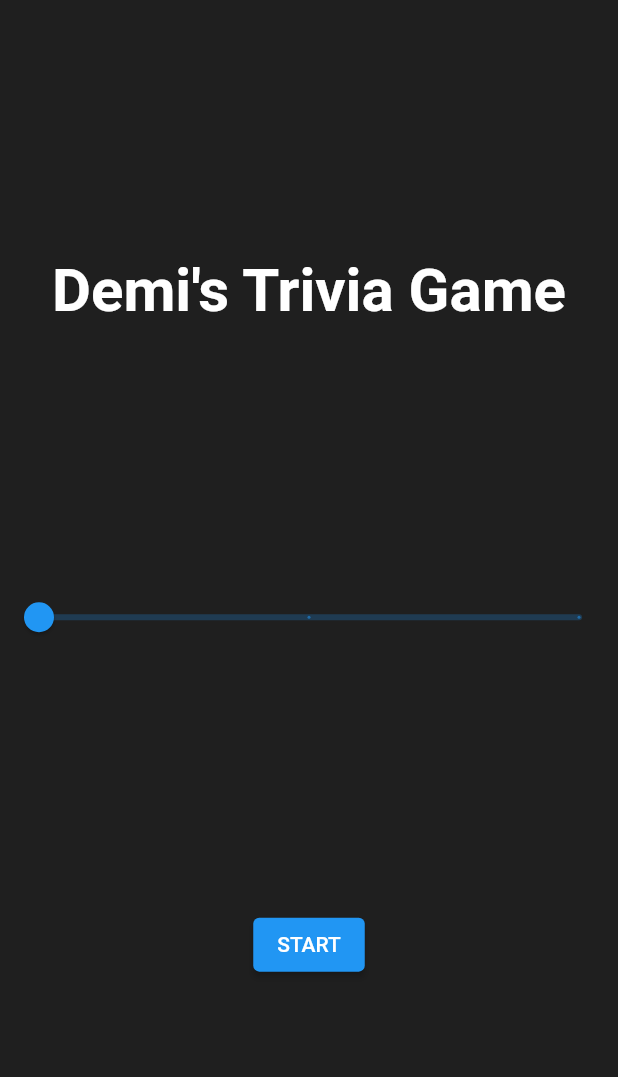
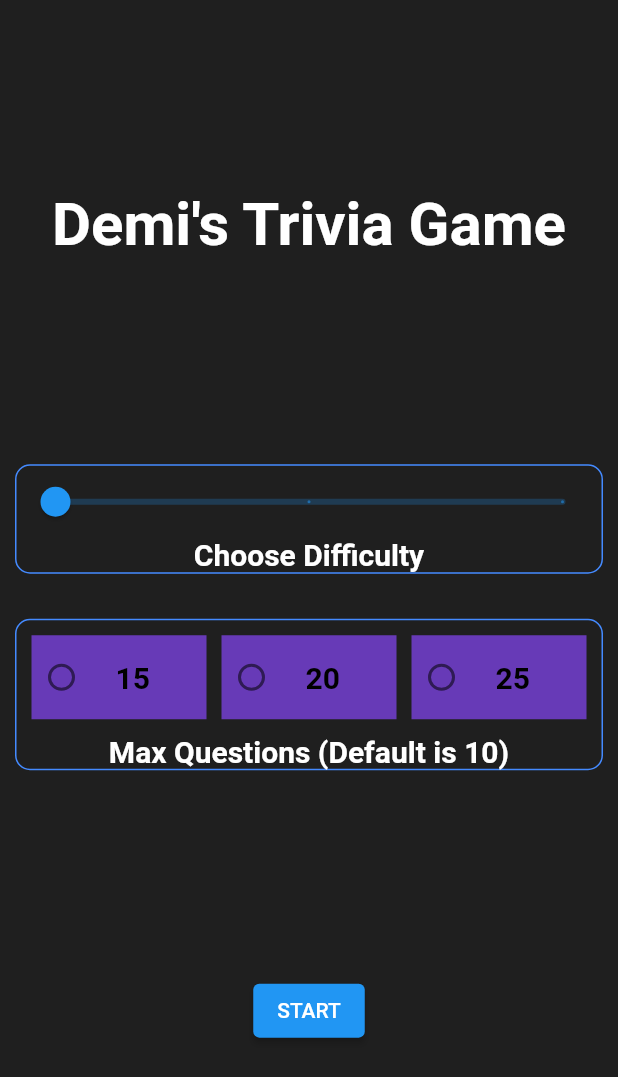
Before and after one commit to DemiAdisa/Demis-Trivia-Game, a Flutter app: the screen it shows after launch, on a phone screen of 412 x 824 dp. Shown: the top 1077 px of the screen. Run offline on Flutter 3.47's test engine with Material 2 defaults, Android fonts, the phone set to English and light mode, and no system bars; our stand-ins replace dio.

Commit message:
Difficulty UI Improved and Max Questions Selector Added

```diff
--- a/lib/providers/game_screen_provider.dart
+++ b/lib/providers/game_screen_provider.dart
@@ -5,7 +5,7 @@ import 'package:dio/dio.dart';
 
 class GameScreenProvider extends ChangeNotifier {
   final Dio _dio = Dio();
-  final int maxQuestions = 10;
+  final int maxQuestions;
   final String difficultyLvl;
 
   List? questions;
@@ -14,19 +14,21 @@ class GameScreenProvider extends ChangeNotifier {
 
   BuildContext context;
 
-  GameScreenProvider({required this.context, required this.difficultyLvl}) {
+  GameScreenProvider(
+      {required this.context,
+      required this.difficultyLvl,
+      required this.maxQuestions}) {
     _dio.options.baseUrl = "https://opentdb.com/api.php";
     _getQuestions();
     // print("hello");
   }
 
   Future<void> _getQuestions() async {
-
     print(difficultyLvl);
     var _response = await _dio.get(
       "",
       queryParameters: {
-        "amount": 10,
+        "amount": maxQuestions,
         "type": "boolean",
         "difficulty": difficultyLvl,
       },
@@ -85,7 +87,7 @@ class GameScreenProvider extends ChangeNotifier {
         builder: (BuildContext _context) {
           return AlertDialog(
             backgroundColor: Colors.blue,
-            title: Text(
+            title: const Text(
               "Game Over",
               style: TextStyle(
                 fontSize: 25,
@@ -96,7 +98,6 @@ class GameScreenProvider extends ChangeNotifier {
           );
         });
 
-
     await Future.delayed(Duration(seconds: 3));
 
     Navigator.pop(context);
--- a/lib/screens/game_home.dart
+++ b/lib/screens/game_home.dart
@@ -1,5 +1,7 @@
 import 'package:demis_trivia_game/screens/game_screen.dart';
 import 'package:flutter/material.dart';
+
+enum MaxQuestions { ten, fifteen, twenty }
 
 class GameHomeScreen extends StatefulWidget {
   const GameHomeScreen({Key? key}) : super(key: key);
@@ -12,6 +14,8 @@ class _GameHomeScreenState extends State<GameHomeScreen> {
   List<String>? difficultyLevels = ["Easy", "Medium", "Hard"];
 
   double _difficultyIndex = 0;
+  int _questionNumber = 10;
+  MaxQuestions? _maxQuestions;
 
   @override
   Widget build(BuildContext context) {
@@ -32,6 +36,8 @@ class _GameHomeScreenState extends State<GameHomeScreen> {
               mainAxisAlignment: MainAxisAlignment.spaceEvenly,
               children: [
                 difficultySliderUI(),
+                SizedBox(height: 10,),
+                maxQuestionsSelector(),
               ],
             ),
             ElevatedButton(
@@ -40,8 +46,10 @@ class _GameHomeScreenState extends State<GameHomeScreen> {
                     context,
                     MaterialPageRoute(
                       builder: (context) => GameScreen(
+                          maxQuestions: _questionNumber,
                           difficulty:
-                              difficultyLevels![_difficultyIndex.toInt()].toLowerCase()),
+                              difficultyLevels![_difficultyIndex.toInt()]
+                                  .toLowerCase()),
                     ));
               },
               child: const Text("START"),
@@ -53,7 +61,17 @@ class _GameHomeScreenState extends State<GameHomeScreen> {
   }
 
   Widget difficultySliderUI() {
-    return Slider(
+    return Padding(
+      padding: const EdgeInsets.all(10.0),
+      child: Container(
+        decoration: BoxDecoration(
+          border: Border.all(color: Colors.blueAccent),
+          borderRadius: BorderRadius.all(Radius.circular(10)),
+        ),
+        child: Column(
+          mainAxisAlignment: MainAxisAlignment.center,
+          children: [
+            Slider(
               min: 0,
               max: 2,
               value: _difficultyIndex,
@@ -64,11 +82,116 @@ class _GameHomeScreenState extends State<GameHomeScreen> {
                   _difficultyIndex = _value;
                 });
               },
+            ),
+            const Text(
+              "Choose Difficulty",
+              style: TextStyle(
+                color: Colors.white,
+                fontSize: 20,
+                fontWeight: FontWeight.w700,
+              ),
+            ),
+          ],
+        ),
+      ),
     );
   }
 
-  Widget categorySelectorUI() {
-    return Text("Nothing");
+  Widget maxQuestionsSelector() {
+    return Padding(
+      padding: const EdgeInsets.all(10.0),
+      child: Container(
+        decoration: BoxDecoration(
+          border: Border.all(color: Colors.blueAccent),
+          borderRadius: BorderRadius.all(Radius.circular(10)),
+        ),
+        child: Column(
+          children: [
+            Padding(
+              padding: const EdgeInsets.all(10.0),
+              child: Row(
+                children: [
+                  Expanded(
+                      child: RadioListTile<MaxQuestions>(
+                          contentPadding: const EdgeInsets.all(0.0),
+                          value: MaxQuestions.ten,
+                          tileColor: Colors.deepPurple,
+                          title: const Text(
+                            "15",
+                            style: TextStyle(
+                              color: Colors.black,
+                              fontSize: 20,
+                              fontWeight: FontWeight.w700,
+                            ),
+                          ),
+                          groupValue: _maxQuestions,
+                          onChanged: (val) {
+                            setState(() {
+                              _maxQuestions = val;
+                              _questionNumber = 15;
+                            });
+                          })),
+                  const SizedBox(
+                    width: 10,
+                  ),
+                  Expanded(
+                      child: RadioListTile<MaxQuestions>(
+                          contentPadding: const EdgeInsets.all(0.0),
+                          value: MaxQuestions.fifteen,
+                          tileColor: Colors.deepPurple,
+                          title: const Text(
+                            "20",
+                            style: TextStyle(
+                              color: Colors.black,
+                              fontSize: 20,
+                              fontWeight: FontWeight.w700,
+                            ),
+                          ),
+                          groupValue: _maxQuestions,
+                          onChanged: (val) {
+                            setState(() {
+                              _maxQuestions = val;
+                              _questionNumber = 20;
+                            });
+                          })),
+                  const SizedBox(
+                    width: 10,
+                  ),
+                  Expanded(
+                      child: RadioListTile<MaxQuestions>(
+                          contentPadding: const EdgeInsets.all(0.0),
+                          value: MaxQuestions.twenty,
+                          tileColor: Colors.deepPurple,
+                          title: const Text(
+                            "25",
+                            style: TextStyle(
+                              color: Colors.black,
+                              fontSize: 20,
+                              fontWeight: FontWeight.w700,
+                            ),
+                          ),
+                          groupValue: _maxQuestions,
+                          onChanged: (val) {
+                            setState(() {
+                              _maxQuestions = val;
+                              _questionNumber = 25;
+                            });
+                          })),
+                ],
+              ),
+            ),
+            const Text(
+              "Max Questions (Default is 10)",
+              style: TextStyle(
+                color: Colors.white,
+                fontSize: 20,
+                fontWeight: FontWeight.w700,
+              ),
+            ),
+          ],
+        ),
+      ),
+    );
   }
 
 // // Widget maxQuestionsUI() {
--- a/lib/screens/game_screen.dart
+++ b/lib/screens/game_screen.dart
@@ -5,17 +5,21 @@ import 'package:provider/provider.dart';
 class GameScreen extends StatelessWidget {
   double? _deviceHeight, _deviceWidth;
   final String difficulty;
+  final int maxQuestions;
 
   GameScreenProvider? _pageProvider;
 
-  GameScreen({required this.difficulty});
+  GameScreen({required this.maxQuestions, required this.difficulty});
 
   @override
   Widget build(BuildContext context) {
     _deviceHeight = MediaQuery.of(context).size.height;
     _deviceWidth = MediaQuery.of(context).size.width;
     return ChangeNotifierProvider(
-      create: (_context) => GameScreenProvider(context: _context, difficultyLvl: difficulty),
+      create: (_context) => GameScreenProvider(
+          context: _context,
+          difficultyLvl: difficulty,
+          maxQuestions: maxQuestions),
       child: _buildUI(),
     );
   }
```
Lines whose indentation alone changed are shown as unchanged.
